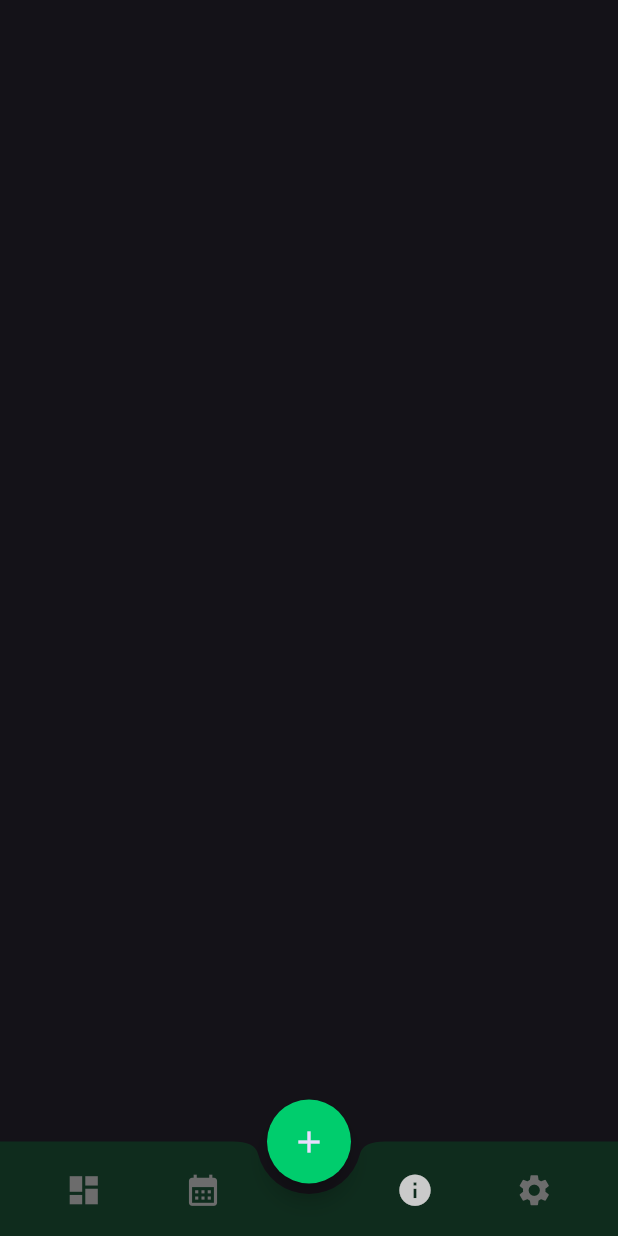
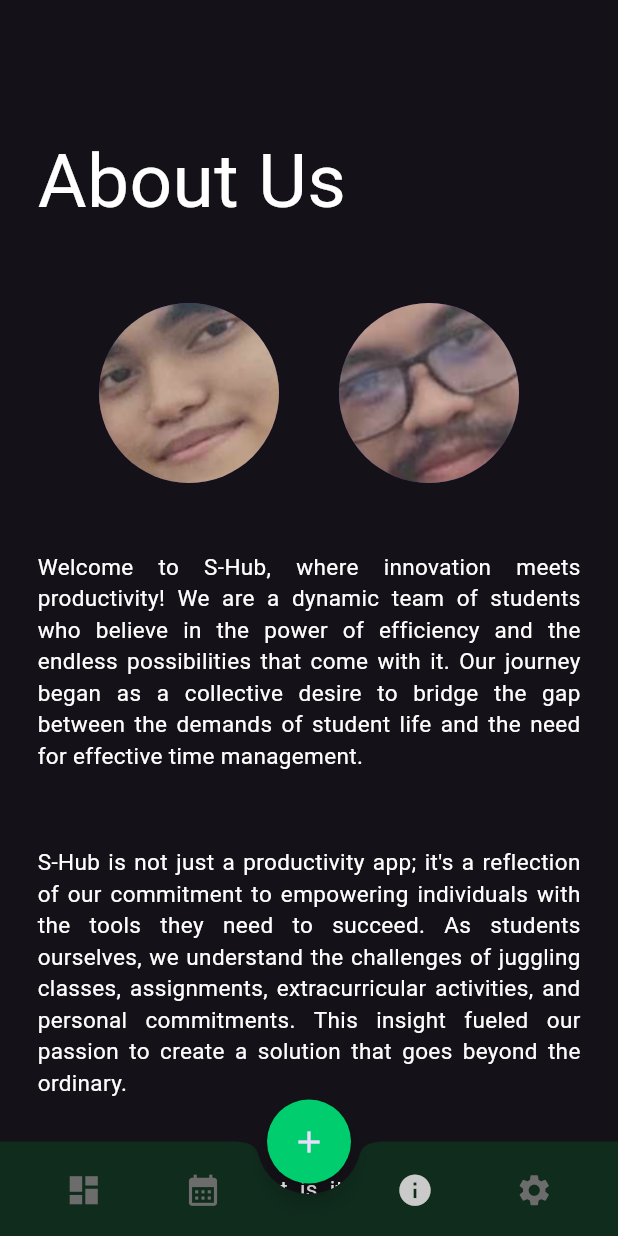
Before and after one commit to TheSciCoder3000/S-Hub, a Flutter app: the MainWrapper screen opened by its route, swiped to page 3, on a phone screen of 412 x 824 dp. Run offline on Flutter 3.47's test engine with Material 3 defaults, Android fonts, the phone set to English and light mode, and no system bars; our stand-ins replace cloud_firestore, draggable_home, firebase_auth, firebase_core, go_router, percent_indicator and 2 more; missing offline and left inert: icalendar_parser; accounts and stored records are empty; network calls fail.

Commit message:
Updated About Us

```diff
--- /dev/null
+++ b/lib/screens/about/about_us.dart
@@ -0,0 +1,82 @@
+import 'package:flutter/material.dart';
+
+class AboutUs extends StatefulWidget {
+  const AboutUs({super.key});
+
+  @override
+  State<AboutUs> createState() => _AboutUsState();
+}
+
+class _AboutUsState extends State<AboutUs> {
+
+  @override
+  Widget build(BuildContext context) {
+    return const SingleChildScrollView(
+      child: SafeArea(
+        child: Column(
+          crossAxisAlignment: CrossAxisAlignment.start,
+          children: [
+            SizedBox(height: 60.0),
+            Padding(
+              padding: EdgeInsets.all(25.0),
+              child: Text("About Us",
+                style: TextStyle(
+                  fontSize: 50.0,
+                  color: Colors.white,
+                ),
+                textAlign: TextAlign.start,
+              ),
+            ),
+            SizedBox(height: 20),
+            Row(
+              mainAxisAlignment: MainAxisAlignment.center,
+              crossAxisAlignment: CrossAxisAlignment.center,
+              children: [
+                CircleAvatar(
+                  backgroundImage: AssetImage('assets/chan.png'),
+                  radius: 60,
+                ),
+                SizedBox(width: 40),
+                CircleAvatar(
+                  backgroundImage: AssetImage('assets/juvi.png'),
+                  radius: 60,
+                )
+              ],
+            ),
+            SizedBox(height: 20),
+            Padding(
+              padding: EdgeInsets.all(25.0),
+              child: Text("Welcome to S-Hub, where innovation meets productivity! We are a dynamic team of students who believe in the power of efficiency and the endless possibilities that come with it. Our journey began as a collective desire to bridge the gap between the demands of student life and the need for effective time management.",
+                style: TextStyle(
+                  fontSize: 15.0,
+                  color: Colors.white,
+                ),
+                textAlign: TextAlign.justify,
+              ),
+            ),
+            Padding(
+              padding: EdgeInsets.all(25.0),
+              child: Text("S-Hub is not just a productivity app; it's a reflection of our commitment to empowering individuals with the tools they need to succeed. As students ourselves, we understand the challenges of juggling classes, assignments, extracurricular activities, and personal commitments. This insight fueled our passion to create a solution that goes beyond the ordinary.",
+                style: TextStyle(
+                  fontSize: 15.0,
+                  color: Colors.white,
+                ),
+                textAlign: TextAlign.justify,
+              ),
+            ),
+            Padding(
+              padding: EdgeInsets.all(25.0),
+              child: Text("What sets S-Hub apart is its intuitive design and user-friendly interface. We wanted to ensure that our app caters to all levels of tech-savviness, making it accessible to every student, regardless of their background. Whether you're a seasoned multitasker or just starting your academic journey, [App Name] is designed to streamline your workflow and maximize your potential.",
+                style: TextStyle(
+                  fontSize: 15.0,
+                  color: Colors.white,
+                ),
+                textAlign: TextAlign.justify,
+              ),
+            ),
+          ],
+        ),
+      ),
+    );
+  }
+}
--- a/lib/screens/auth/auth_field.dart
+++ b/lib/screens/auth/auth_field.dart
@@ -28,12 +28,13 @@ class AuthField extends StatelessWidget {
           keyboardType: TextInputType.emailAddress,
           onChanged: onChange,
           style: const TextStyle(
-            fontSize: 13.0
+            fontSize: 13.0,
+            color: Colors.black
           ),
           decoration: InputDecoration(
             prefixIcon: Padding(
               padding: const EdgeInsets.fromLTRB(25.0, 0, 20.0, 0),
-              child: Icon(icon ?? Icons.person),
+              child: Icon(icon ?? Icons.person, color: Colors.black,),
             ),
             contentPadding: const EdgeInsets.symmetric(horizontal: 5.0, vertical: 10.0),
             hintStyle: const TextStyle(
--- a/lib/screens/dashboard/card_collection.dart
+++ b/lib/screens/dashboard/card_collection.dart
@@ -99,7 +99,9 @@ class CardCollection extends StatelessWidget {
                 Row(
                   crossAxisAlignment: CrossAxisAlignment.end,
                   children: [
-                    Text(countTasks.toString(), style: const TextStyle(fontSize: 30.0)),
+                    Flexible(
+                      child: Text(countTasks.toString(), style: const TextStyle(fontSize: 30.0)),
+                    ),
                     Padding(
                       padding: const EdgeInsets.fromLTRB(0, 0, 0, 7.0),
                       child: Text(
--- a/lib/screens/wrapper.dart
+++ b/lib/screens/wrapper.dart
@@ -6,6 +6,7 @@ import 'package:s_hub/screens/calendar/ical_viewer.dart';
 import 'package:s_hub/screens/dashboard/index.dart';
 import 'package:s_hub/screens/event_modal.dart';
 import 'package:s_hub/screens/settings/settings.dart';
+import 'package:s_hub/screens/about/about_us.dart';
 import 'package:s_hub/utils/firebase/db.dart';
 import 'package:uuid/uuid.dart';
 
@@ -29,7 +30,7 @@ class _MainWrapperState extends State<MainWrapper> {
     _pages = [
       const Dashboard(),
       const ICalViewer(),
-      Container(),
+      const AboutUs(),
       const AppSettigs()
     ];
   }
```
Also changed, not shown: assets/chan.png (added), assets/juvi.png (added), pubspec.lock.
